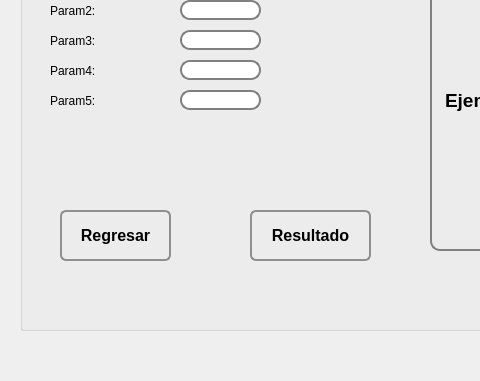
Before: the Qt Designer form ProyectoMetodosNumericos/Ventanas/Input.ui in jimmybanegas/ProyectoMetodosNumericos, drawn with Qt 5; both pictures show x 0 to 480 and y 130 to 511 of the 808 by 511 pixel window.
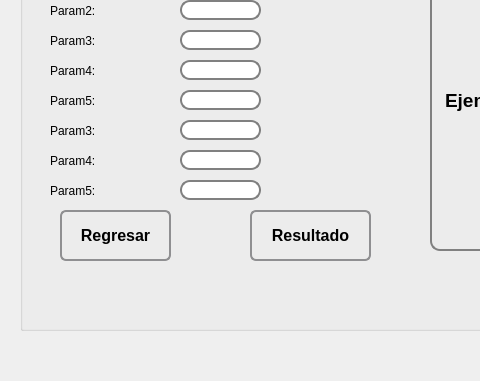
After: the same form once the commit is applied. Icons and pictures are not drawn.

Commit message: Agregar 3 textBox

Patch:
```diff
--- a/ProyectoMetodosNumericos/Ventanas/Input.ui
+++ b/ProyectoMetodosNumericos/Ventanas/Input.ui
@@ -276,6 +276,75 @@
        <normaloff>:/view-refresh.png</normaloff>:/view-refresh.png</iconset>
      </property>
     </widget>
+    <widget class="QLabel" name="lbParam7">
+     <property name="geometry">
+      <rect>
+       <x>30</x>
+       <y>210</y>
+       <width>121</width>
+       <height>21</height>
+      </rect>
+     </property>
+     <property name="text">
+      <string>Param4:</string>
+     </property>
+    </widget>
+    <widget class="QLineEdit" name="leParam6">
+     <property name="geometry">
+      <rect>
+       <x>160</x>
+       <y>180</y>
+       <width>81</width>
+       <height>20</height>
+      </rect>
+     </property>
+    </widget>
+    <widget class="QLabel" name="lbParam8">
+     <property name="geometry">
+      <rect>
+       <x>30</x>
+       <y>240</y>
+       <width>121</width>
+       <height>21</height>
+      </rect>
+     </property>
+     <property name="text">
+      <string>Param5:</string>
+     </property>
+    </widget>
+    <widget class="QLabel" name="lbParam6">
+     <property name="geometry">
+      <rect>
+       <x>30</x>
+       <y>180</y>
+       <width>131</width>
+       <height>21</height>
+      </rect>
+     </property>
+     <property name="text">
+      <string>Param3:</string>
+     </property>
+    </widget>
+    <widget class="QLineEdit" name="leParam7">
+     <property name="geometry">
+      <rect>
+       <x>160</x>
+       <y>210</y>
+       <width>81</width>
+       <height>20</height>
+      </rect>
+     </property>
+    </widget>
+    <widget class="QLineEdit" name="leParam8">
+     <property name="geometry">
+      <rect>
+       <x>160</x>
+       <y>240</y>
+       <width>81</width>
+       <height>20</height>
+      </rect>
+     </property>
+    </widget>
    </widget>
   </widget>
   <widget class="QMenuBar" name="menubar">
```
